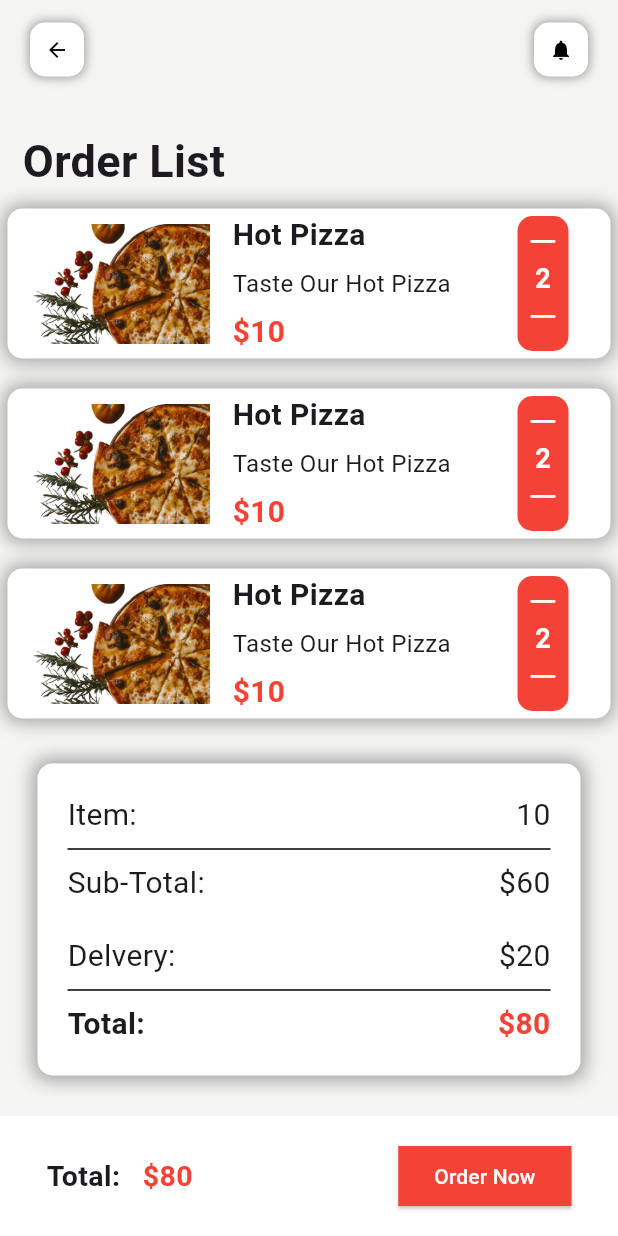
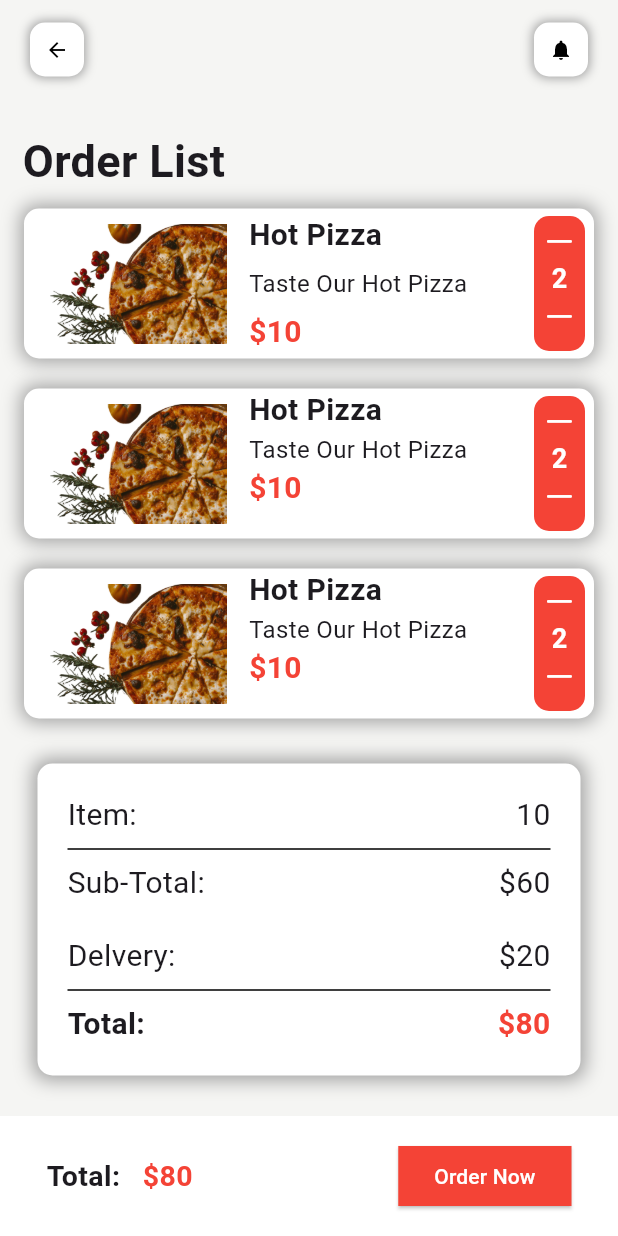
Before and after one commit to Shahid-Gondal/Food_App, a Flutter app: the Cartpage screen opened directly, on a phone screen of 412 x 824 dp. Run offline on Flutter 3.47's test engine with Material 3 defaults, Android fonts, the light colour scheme and no system bars; our stand-ins replace animated_splash_screen, flutter_rating_bar, swipeable_button_view; missing offline and left inert: clippy_flutter, page_animation_transition.

Commit message:
New change

```diff
--- a/lib/Cartpage.dart
+++ b/lib/Cartpage.dart
@@ -28,9 +28,12 @@ class Cartpage extends StatelessWidget {
                     ),
                   ),
                 ),
+                Row(
+                  mainAxisAlignment: MainAxisAlignment.spaceEvenly,
+                  children: [
                     Container(
                       height: 100,
-                  width: double.infinity,
+                      width: 380,
                       decoration: BoxDecoration(
                         borderRadius: BorderRadius.circular(10),
                         color: Colors.white,
@@ -117,12 +120,17 @@ class Cartpage extends StatelessWidget {
                         ],
                       ),
                     ),
+                  ],
+                ),
                 SizedBox(
                   height: 20,
                 ),
+                Row(
+                  mainAxisAlignment: MainAxisAlignment.spaceEvenly,
+                  children: [
                     Container(
                       height: 100,
-                  width: double.infinity,
+                      width: 380,
                       decoration: BoxDecoration(
                         borderRadius: BorderRadius.circular(10),
                         color: Colors.white,
@@ -146,7 +154,7 @@ class Cartpage extends StatelessWidget {
                           Container(
                             width: 190,
                             child: Column(
-                          mainAxisAlignment: MainAxisAlignment.spaceAround,
+
                               crossAxisAlignment: CrossAxisAlignment.start,
                               children: [
                                 Text(
@@ -206,12 +214,17 @@ class Cartpage extends StatelessWidget {
                         ],
                       ),
                     ),
+                  ],
+                ),
                 SizedBox(
                   height: 20,
                 ),
+                Row(
+                  mainAxisAlignment: MainAxisAlignment.spaceEvenly,
+                  children: [
                     Container(
                       height: 100,
-                  width: double.infinity,
+                      width: 380,
                       decoration: BoxDecoration(
                         borderRadius: BorderRadius.circular(10),
                         color: Colors.white,
@@ -235,7 +248,7 @@ class Cartpage extends StatelessWidget {
                           Container(
                             width: 190,
                             child: Column(
-                          mainAxisAlignment: MainAxisAlignment.spaceAround,
+
                               crossAxisAlignment: CrossAxisAlignment.start,
                               children: [
                                 Text(
@@ -294,6 +307,8 @@ class Cartpage extends StatelessWidget {
                           ),
                         ],
                       ),
+                    ),
+                  ],
                 ),
                 Padding(
                   padding:
--- a/lib/ItemPage.dart
+++ b/lib/ItemPage.dart
@@ -114,7 +114,7 @@ class ItemPage extends StatelessWidget {
                       Padding(
                         padding: const EdgeInsets.symmetric(vertical: 15),
                         child: Row(
-
+                          mainAxisAlignment: MainAxisAlignment.spaceBetween,
                           children: [
                             Text(
                               "Delivery Time:",
@@ -123,14 +123,7 @@ class ItemPage extends StatelessWidget {
                                 fontWeight: FontWeight.bold,
                               ),
                             ),
-                            Row(
-                              children: [
-                                Padding(
-                                  padding: const EdgeInsets.only(left: 100),
-                                  child: Icon(CupertinoIcons.clock),
-                                ),
-                              ],
-                            ),
+                            Icon(CupertinoIcons.clock),
                             Text(
                               "30 Minutes",
                               style: TextStyle(
```
Lines whose indentation alone changed are shown as unchanged.
